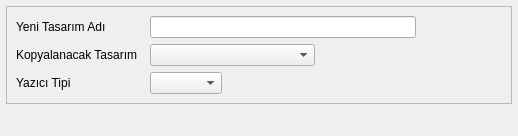
Qt form TASARIMCI/tasarim_belge_kopyala_batch.ui (adakteknoloji/FRAMEWORK) before a commit.
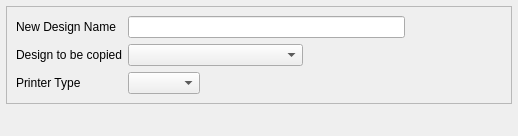
The same form after that commit.

Commit message: tasarım batch çevirisi yapıldı

Patch:
```diff
--- a/TASARIMCI/tasarim_belge_kopyala_batch.ui
+++ b/TASARIMCI/tasarim_belge_kopyala_batch.ui
@@ -41,7 +41,7 @@
       <item row="0" column="0">
        <widget class="QLabel" name="label_tasarim_adi">
         <property name="text">
-         <string>Yeni Tasarım Adı</string>
+         <string>New Design Name</string>
         </property>
        </widget>
       </item>
@@ -70,7 +70,7 @@
          </sizepolicy>
         </property>
         <property name="text">
-         <string>Kopyalanacak Tasarım  </string>
+         <string>Design to be copied</string>
         </property>
        </widget>
       </item>
@@ -113,7 +113,7 @@
       <item row="2" column="0">
        <widget class="QLabel" name="label_yazici_tipi">
         <property name="text">
-         <string>Yazıcı Tipi</string>
+         <string>Printer Type</string>
         </property>
        </widget>
       </item>
```
The commit also changes 15 other files.
